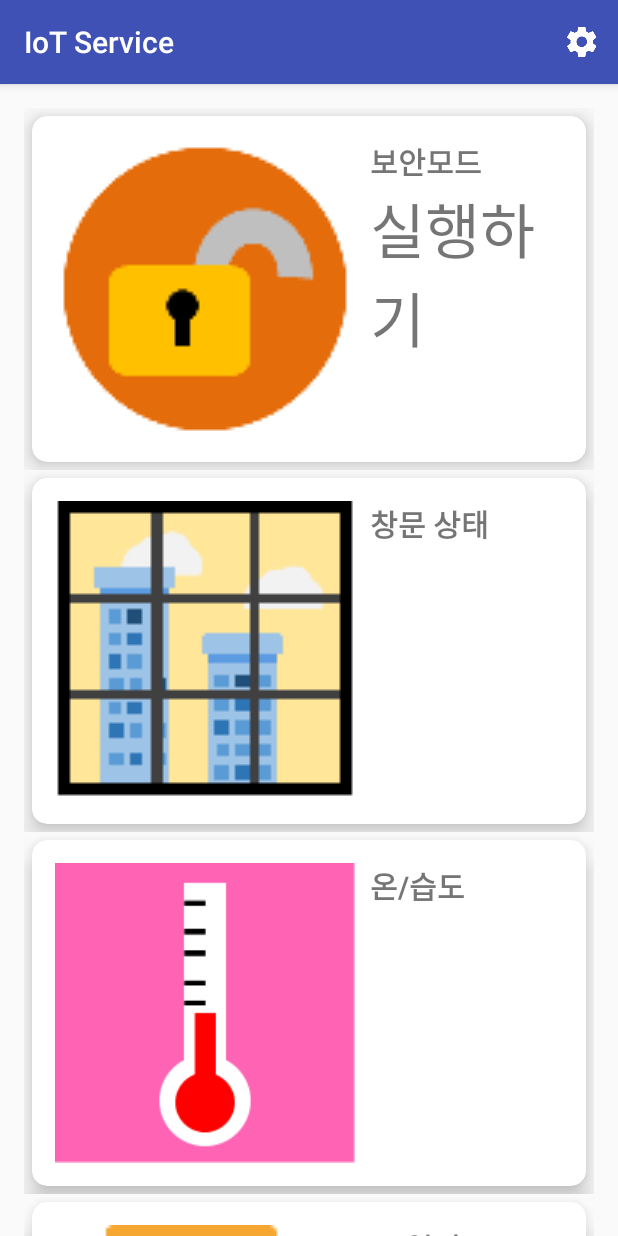
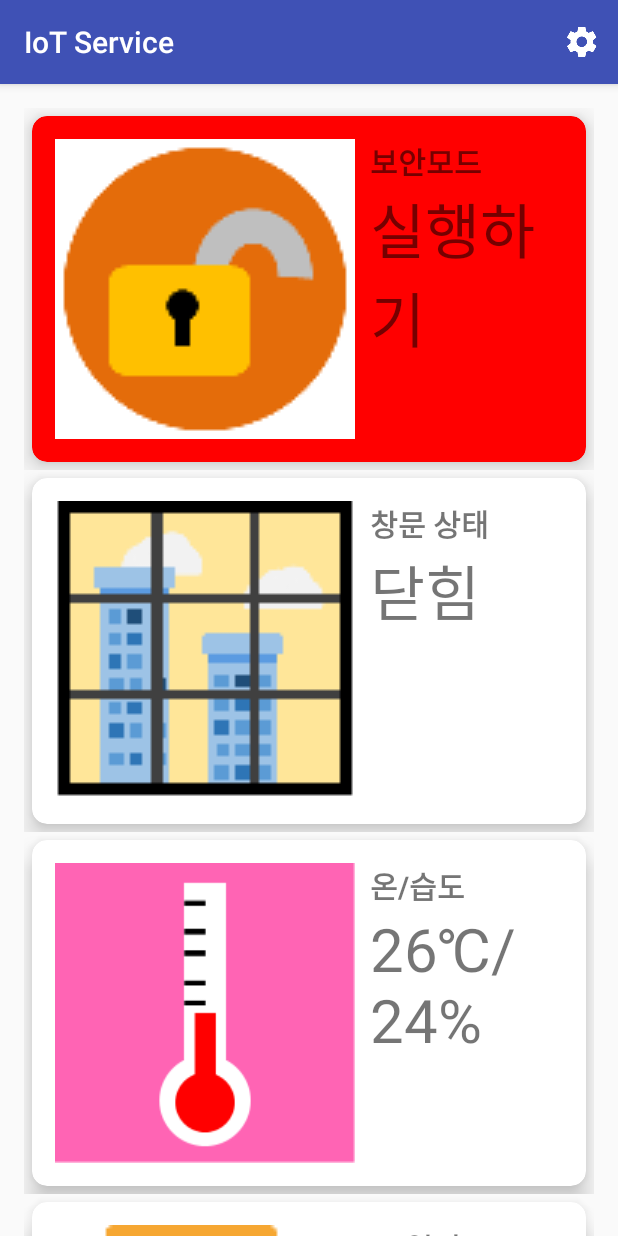
Before and after one commit to abcdragon/Wifi_Iot_App, an Android app: the screen it shows after launch (MainActivity), after a tap on "보안모드", on a phone screen of 412 x 824 dp. Run offline under Robolectric (Android 15) with nearby library versions, the phone set to English and light mode, and no system bars.

Commit message:
반별 발표전 마지막 commit

```diff
--- a/app/src/main/java/bro/myapplication/MainActivity.java
+++ b/app/src/main/java/bro/myapplication/MainActivity.java
@@ -24,6 +24,7 @@ import android.widget.Toast;
 
 import org.jsoup.Jsoup;
 import org.jsoup.nodes.Document;
+import org.jsoup.nodes.Element;
 import org.jsoup.select.Elements;
 
 import java.io.BufferedReader;
@@ -106,10 +107,10 @@ public class MainActivity extends AppCompatActivity {
         // cardview에 들어갈 item 설정
         List<Item> items = new ArrayList<>();
         Item[] item = new Item[ITEM_SIZE];
-        item[0] = new Item(R.drawable.rock_open, "보안모드", value_1);
-        item[1] = new Item(R.drawable.window, "창문 상태", value_2);
-        item[2] = new Item(R.drawable.temp, "온/습도", value_3);
-        item[3] = new Item(R.drawable.door, "문 열기", value_4);
+        item[0] = new Item(R.drawable.rock_open, "보안모드", "실행하기");
+        item[1] = new Item(R.drawable.window, "창문 상태", "닫힘");
+        item[2] = new Item(R.drawable.temp, "온/습도", "26℃/24%");
+        item[3] = new Item(R.drawable.door, "문 열기", "닫힘");
 
         for (int i = 0; i < ITEM_SIZE; i++) {
             items.add(item[i]);
@@ -137,14 +138,18 @@ public class MainActivity extends AppCompatActivity {
 
     public static void ParsingData(){ // Data 파싱
         Document doc;
+        String tempStr = "";
+        String[] tempStrSplit = null;
         try{
             doc = Jsoup.connect(URLs).get();
-            Elements ele1 = doc.select("p").eq(0);
-            Elements ele2 = doc.select("p").eq(1);
-            Elements ele3 = doc.select("p").eq(2);
-            value_1 = ele1.text();
-            value_2 = ele3.text();
-            value_3 = ele1.text()+"/"+ele2.text();
+            Elements ele = doc.select("p");
+            tempStr = ele.text();
+
+            tempStr = tempStr.substring(0, 13);
+            tempStrSplit = tempStr.split("a");
+
+            value_2 = tempStrSplit[3];
+            value_3 = tempStrSplit[1] + "/" + tempStrSplit[0];
         }
 
         catch(Exception e){
--- a/app/src/main/java/bro/myapplication/RecyclerAdapter.java
+++ b/app/src/main/java/bro/myapplication/RecyclerAdapter.java
@@ -1,6 +1,7 @@
 package bro.myapplication;
 
 import android.content.Context;
+import android.graphics.Color;
 import android.graphics.drawable.Drawable;
 import android.support.v4.content.ContextCompat;
 import android.support.v7.widget.CardView;
@@ -44,7 +45,8 @@ public class RecyclerAdapter extends RecyclerView.Adapter<RecyclerAdapter.ViewHo
         holder.cardview.setOnClickListener(new View.OnClickListener() {
             @Override
             public void onClick(View view) {
-            if(item.getTitle().equals("보안모드")){
+                holder.cardview.setCardBackgroundColor(Color.RED);
+            /*if(item.getTitle().equals("보안모드")){
                 if(item.getImage() == R.drawable.rock_close) {
                     holder.image.setBackground(changeDrawable_1);
                     holder.value.setText("실행 중.....");
@@ -56,13 +58,13 @@ public class RecyclerAdapter extends RecyclerView.Adapter<RecyclerAdapter.ViewHo
                 }
             }
 
-            count++;
+            count++;*/
 
-            if(count % 2 == 0){
+            /*if(count % 2 == 0){
                 MainActivity.MyAsyncTask myAsyncTask = new MainActivity.MyAsyncTask();
                 myAsyncTask.execute();
                 count = 0;
-            }
+            }*/
         }
         });
     }
```
Also changed, not shown: 1 other file.
